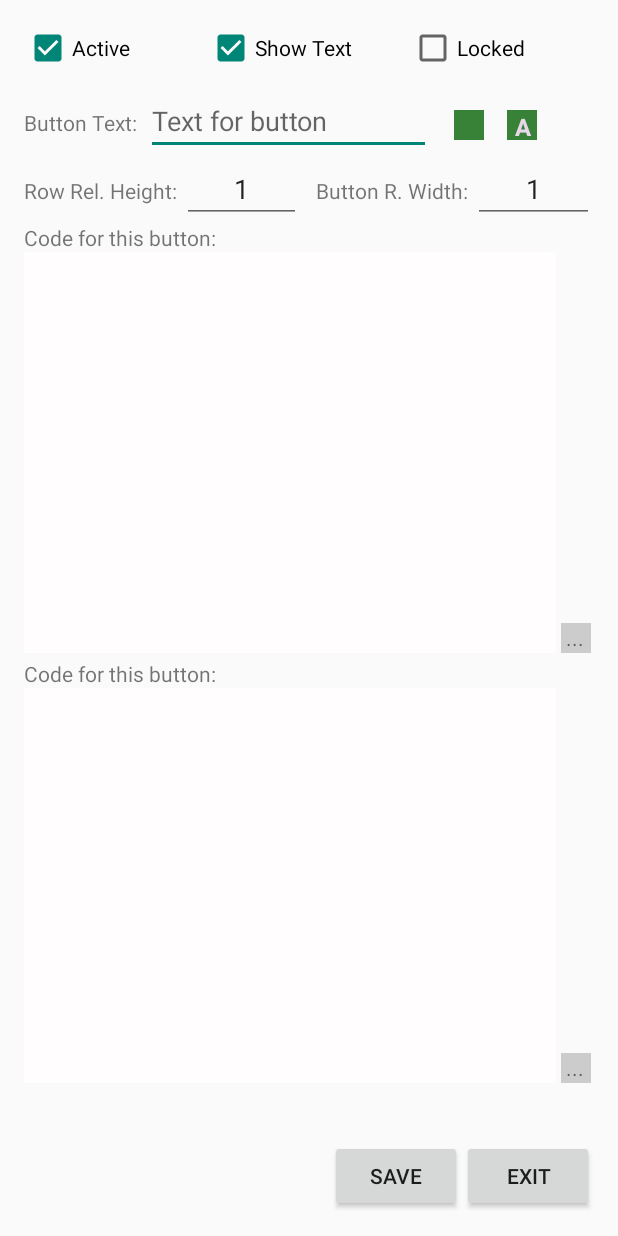
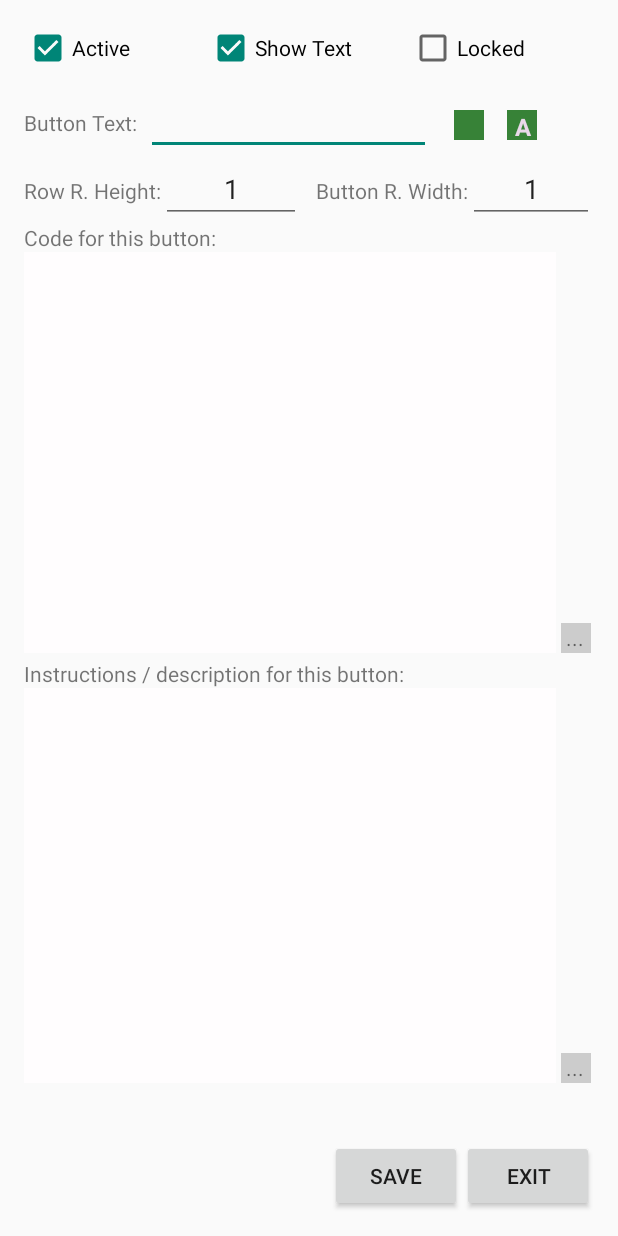
Before and after one commit to fmtoro/ProgrammableCalculator, an Android app: the EditBtnActivity screen opened directly, with no data from a screen before it, on a phone screen of 412 x 824 dp. Run offline under Robolectric (Android 15) with nearby library versions, the phone set to English and light mode, and no system bars.

Commit message:
Edit button XML (90%)

```diff
--- a/app/src/main/res/layout/activity_edit_btn.xml
+++ b/app/src/main/res/layout/activity_edit_btn.xml
@@ -13,34 +13,34 @@
     android:paddingBottom="@dimen/activity_vertical_margin"
     tools:context="com.ftpha.programmablecalculator.EditBtnActivity"
     android:orientation="vertical">
-
     <LinearLayout
         android:layout_width="match_parent"
         android:layout_height="wrap_content"
         android:orientation="horizontal">
-
         <CheckBox
+            android:id="@+id/chBxActive"
             android:layout_width="0dp"
             android:layout_weight="1"
             android:layout_height="wrap_content"
-            android:text="Active"
-            android:id="@+id/checkBox"
-            android:checked="true"/>
-
+            android:text="@string/active"
+            android:checked="true"
+            android:onClick="onActiveStatusSet"/>
         <CheckBox
+            android:id="@+id/chBxShowText"
             android:layout_width="0dp"
             android:layout_weight="1.1"
             android:layout_height="wrap_content"
-            android:text="Show Text"
-            android:id="@+id/checkBox2"
-            android:checked="true"/>
+            android:text="@string/showText"
+            android:checked="true"
+            android:onClick="onShowTextStatusSet"/>
 
         <CheckBox
+            android:id="@+id/chBxLocked"
             android:layout_width="0dp"
             android:layout_weight="1"
             android:layout_height="wrap_content"
-            android:text="Locked"
-            android:id="@+id/checkBox3"/>
+            android:text="@string/locked"
+            android:onClick="onLockedStatusSet"/>
     </LinearLayout>
 
     <LinearLayout
@@ -57,7 +57,6 @@
             android:layout_width="0dp"
             android:layout_weight="14"
             android:layout_height="wrap_content"
-            android:hint="Text for button"
             />
         <LinearLayout
             android:layout_width="0dp"
@@ -76,8 +75,10 @@
                 android:layout_marginLeft="15dp"
                 android:onClick="onButtonColClicked"
                 >
+                <!--Aqui arriba el background-->
             </LinearLayout>
             <LinearLayout
+                android:id="@+id/llTextColorBG"
                 android:layout_width="20dp"
                 android:layout_height="20dp"
                 android:orientation="horizontal"
@@ -85,9 +86,10 @@
                 android:layout_gravity="bottom"
                 android:layout_marginBottom="10dp"
                 android:layout_marginLeft="15dp"
-                android:onClick="onTextColClicked"
-                >
+                android:onClick="onTextColClicked" >
+                <!--Aqui arriba el background-->
                 <TextView
+                    android:id="@+id/llTextColorTxt"
                     android:layout_width="match_parent"
                     android:layout_height="match_parent"
                     android:text="A"
@@ -95,8 +97,8 @@
                     android:textStyle="bold"
                     android:layout_gravity="center"
                     android:layout_marginLeft="5dp"
-                    android:textColor="#ffe9d8e9"
-                    />
+                    android:textColor="#ffe9d8e9"/>
+                <!--Aqui arriba el background-->
             </LinearLayout>
         </LinearLayout>
     </LinearLayout>
@@ -109,14 +111,12 @@
             android:layout_width="0dp"
             android:layout_weight="1"
             android:layout_height="wrap_content"
-            android:orientation="horizontal"
-            >
+            android:orientation="horizontal">
             <TextView
                 android:layout_width="wrap_content"
                 android:layout_height="wrap_content"
-                android:text="Row Rel. Height: "
+                android:text="@string/rowRelHeight"
                 />
-
             <EditText
                 android:id="@+id/txtRowH"
                 android:layout_width="wrap_content"
@@ -138,7 +138,7 @@
             <TextView
                 android:layout_width="wrap_content"
                 android:layout_height="wrap_content"
-                android:text="Button R. Width: "
+                android:text="@string/buttonRelWidth"
                 />
 
             <EditText
@@ -173,13 +173,13 @@
                     <TextView
                         android:layout_width="wrap_content"
                         android:layout_height="wrap_content"
-                        android:text="Code for this button: "/>
+                        android:text="@string/codeForThisButton"/>
                     <EditText
+                        android:id="@+id/txtButtonCode"
                         android:layout_width="match_parent"
                         android:layout_height="match_parent"
                         android:gravity="top"
-                        android:background="#fffdfe"
-                        />
+                        android:background="#fffdfe"/>
                 </LinearLayout>
                 <LinearLayout
                     android:layout_width="0dp"
@@ -190,18 +190,17 @@
                         android:layout_width="20dp"
                         android:layout_height="20dp"
                         android:layout_gravity="bottom"
-                        android:layout_marginLeft="3dp"
-                        >
+                        android:layout_marginLeft="3dp">
                         <TextView
                             android:layout_width="match_parent"
                             android:layout_height="match_parent"
                             android:text=" ..."
                             android:background="#cccccc"
+                            android:onClick="onGoToBttnsCode"
                             />
                     </LinearLayout>
                 </LinearLayout>
             </LinearLayout>
-
         </LinearLayout> <LinearLayout
         android:layout_width="match_parent"
         android:layout_height="0dp"
@@ -217,9 +216,10 @@
                 android:layout_height="match_parent"
                 android:orientation="vertical">
                 <TextView
+                    android:id="@+id/txtButtonDescription"
                     android:layout_width="wrap_content"
                     android:layout_height="wrap_content"
-                    android:text="Code for this button: "/>
+                    android:text="@string/instrForThisButton"/>
                 <EditText
                     android:layout_width="match_parent"
                     android:layout_height="match_parent"
@@ -242,6 +242,7 @@
                         android:layout_height="match_parent"
                         android:text=" ..."
                         android:background="#cccccc"
+                        android:onClick="onGoToBttnsDescription"
                         />
                 </LinearLayout>
             </LinearLayout>
@@ -260,13 +261,17 @@
                 android:layout_width="wrap_content"
                 android:layout_height="wrap_content"
                 android:layout_gravity="bottom"
-                android:text="Save"/>
+                android:text="@string/save"
+                android:onClick="onSaveBttn"
+                />
 
             <Button
                 android:layout_width="wrap_content"
                 android:layout_height="wrap_content"
                 android:layout_gravity="bottom"
-                android:text="Exit"/>
+                android:text="@string/exit"
+                android:onClick="onExitWOSave"
+                />
         </LinearLayout>
 
 
--- a/app/src/main/res/values/strings.xml
+++ b/app/src/main/res/values/strings.xml
@@ -6,4 +6,13 @@
     <string name="youNeedGingerBread">You need Gingerbread MR1 or later to use this app</string>
     <string name="title_activity_edit_btn">Button Edit</string>
     <string name="buttonText">Button Text: </string>
+    <string name="active">Active</string>
+    <string name="showText">Show Text</string>
+    <string name="locked">Locked</string>
+    <string name="rowRelHeight">Row R. Height:</string>
+    <string name="buttonRelWidth">Button R. Width:</string>
+    <string name="codeForThisButton">Code for this button:</string>
+    <string name="instrForThisButton">Instructions / description for this button:</string>
+    <string name="save">Save</string>
+    <string name="exit">Exit</string>
 </resources>
```
